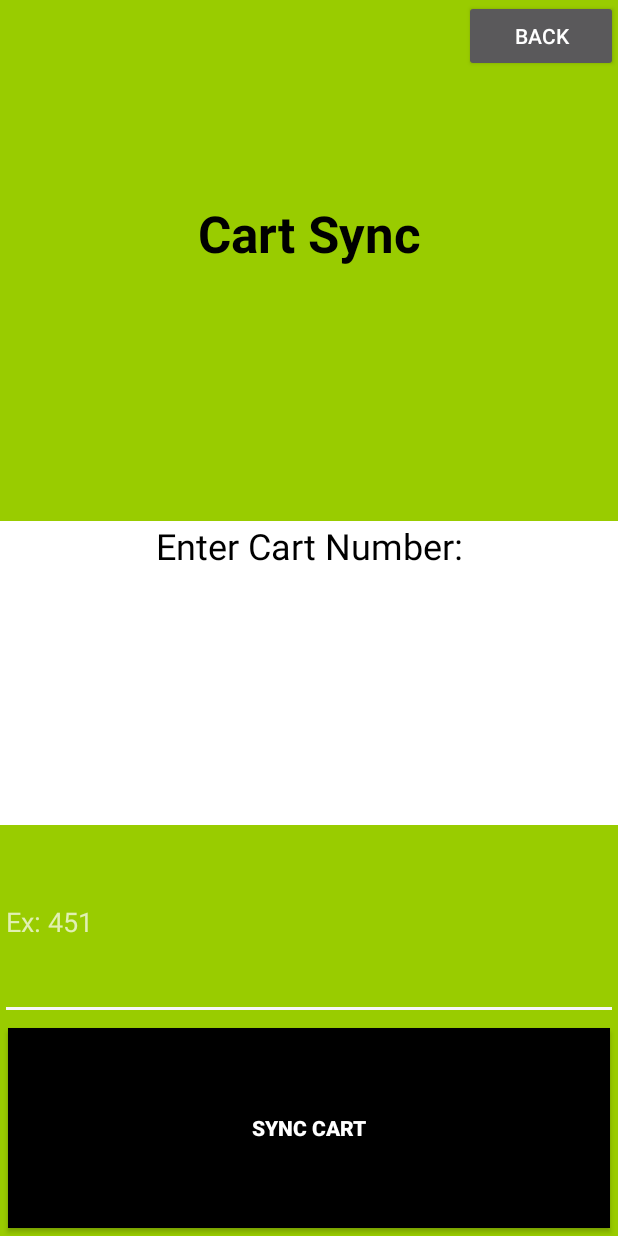
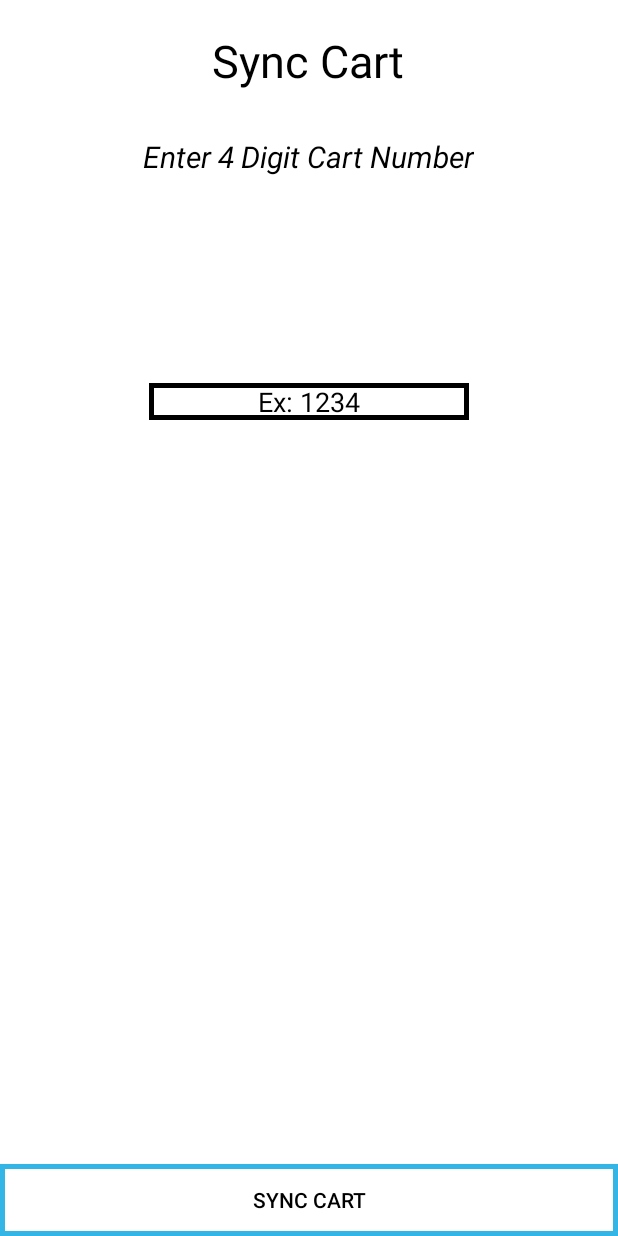
Before and after one commit to cms549/SmartCart, an Android app: the SyncCartScreen screen opened directly, with no data from a screen before it, on a phone screen of 412 x 824 dp. Run offline under Robolectric (Android 15) with nearby library versions, the phone set to English and light mode, and no system bars; network calls fail.

Commit message:
all screens are updated

```diff
--- a/app/src/main/res/layout/activity_sync_cart.xml
+++ b/app/src/main/res/layout/activity_sync_cart.xml
@@ -1,78 +1,63 @@
 <?xml version="1.0" encoding="utf-8"?>
-<LinearLayout xmlns:android="http://schemas.android.com/apk/res/android"
+<RelativeLayout xmlns:android="http://schemas.android.com/apk/res/android"
     xmlns:tools="http://schemas.android.com/tools"
     android:id="@+id/activity_main"
     android:layout_width="match_parent"
     android:layout_height="match_parent"
-    android:orientation="vertical"
 
-    android:background="@android:color/holo_green_light"
+    android:background="@android:color/white"
     tools:context="dreamteam.smartcart.SyncCartScreen">
 
 
-        <LinearLayout
-            android:layout_width="match_parent"
-            android:layout_height="wrap_content"
-            android:orientation="horizontal"
-            android:layout_weight="1">
+    <TextView
+        android:text="Sync Cart"
+        android:layout_width="wrap_content"
+        android:layout_height="wrap_content"
+        android:layout_alignParentTop="true"
+        android:layout_centerHorizontal="true"
+        android:layout_marginTop="20dp"
+        android:textColor="@android:color/black"
+        android:textSize="30dp"
+        android:id="@+id/textView7" />
 
-            <View
-                android:layout_width="match_parent"
-                android:layout_height="match_parent"
-                android:layout_weight="1"
-                />
-
-            <Button
-                android:text="Back"
-                android:layout_width="match_parent"
-                android:layout_height="wrap_content"
-                android:layout_weight="3"
-                android:onClick="back" />
-
-        </LinearLayout>
-
-
-        <TextView
-            android:layout_width="match_parent"
-            android:layout_height="wrap_content"
-            android:text="Cart Sync"
-            android:layout_weight="2"
-            android:textAppearance="@style/TextAppearance.AppCompat.Display1"
-            android:textColor="@android:color/black"
-            android:textAlignment="center"
-            android:textStyle="normal|bold" />
-
-
-            <TextView
-                android:layout_width="match_parent"
-                android:layout_height="wrap_content"
-                android:layout_weight="2"
-                android:text="Enter Cart Number:"
-                android:background="@android:color/white"
-                android:textColor="@android:color/black"
-                android:textAlignment="center"
-                android:textSize="24sp" />
-
-
+    <TextView
+        android:text="Enter 4 Digit Cart Number"
+        android:layout_width="wrap_content"
+        android:layout_height="wrap_content"
+        android:layout_below="@+id/textView7"
+        android:layout_centerHorizontal="true"
+        android:layout_marginTop="30dp"
+        android:textColor="@android:color/black"
+        android:textStyle="italic"
+        android:textSize="20dp"
+        android:id="@+id/textView8" />
 
     <EditText
-        android:layout_width="match_parent"
+        android:layout_width="wrap_content"
         android:layout_height="wrap_content"
         android:inputType="number"
+        android:hint="Ex: 1234"
+        android:textColorHint="@android:color/black"
+        android:textColor="@android:color/black"
+        android:textAlignment="center"
+        android:background="@drawable/text_border"
         android:ems="10"
-        android:hint="Ex: 451"
-        android:id="@+id/etSC"
-        android:layout_weight="1" />
-
+        android:layout_below="@+id/textView8"
+        android:layout_centerHorizontal="true"
+        android:layout_marginTop="137dp"
+        android:id="@+id/etSC" />
 
     <Button
-            android:layout_width="match_parent"
-            android:layout_height="wrap_content"
-            android:layout_margin="5dp"
-            android:layout_weight="1"
-            android:background="@android:color/black"
-            android:text="Sync Cart"
-            android:onClick="syncCart"
-            android:textStyle="normal|bold" />
+        android:text="Sync Cart"
+        android:onClick="syncCart"
 
-    </LinearLayout>
+        android:textColor="@android:color/black"
+        android:background="@drawable/button_border"
+        android:layout_width="wrap_content"
+        android:layout_height="wrap_content"
+        android:id="@+id/button3"
+        android:layout_alignParentBottom="true"
+        android:layout_alignParentStart="true"
+        android:layout_alignParentEnd="true" />
+
+</RelativeLayout>
```
Also changed, not shown: app/src/main/res/layout/activity_scan_item.xml (+45 -69 lines), app/src/main/res/layout/activity_shopping_list.xml (+49 -69 lines).
